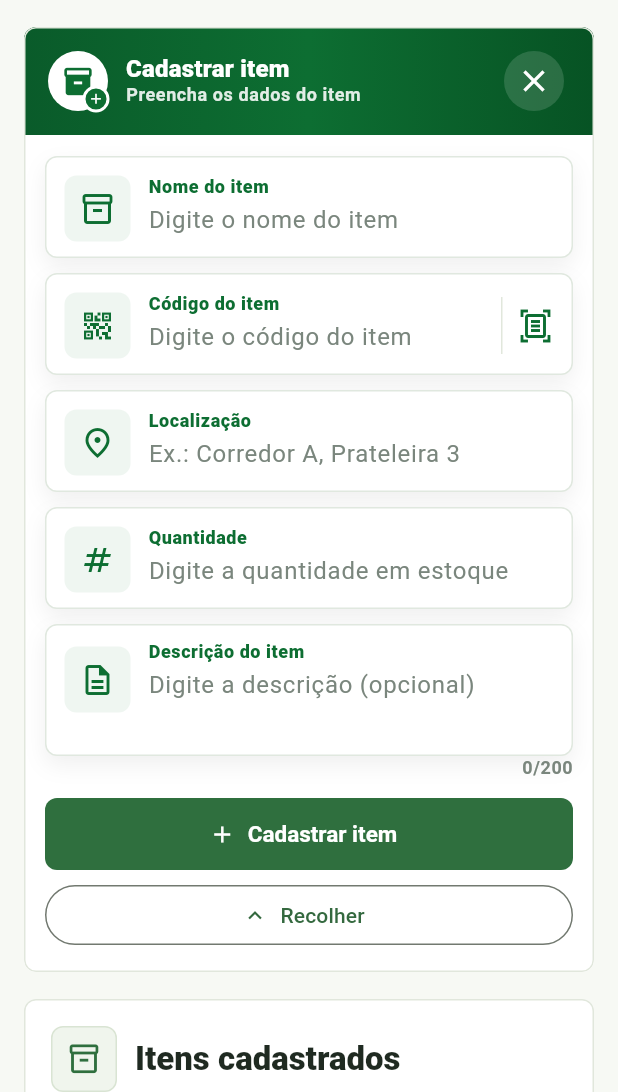
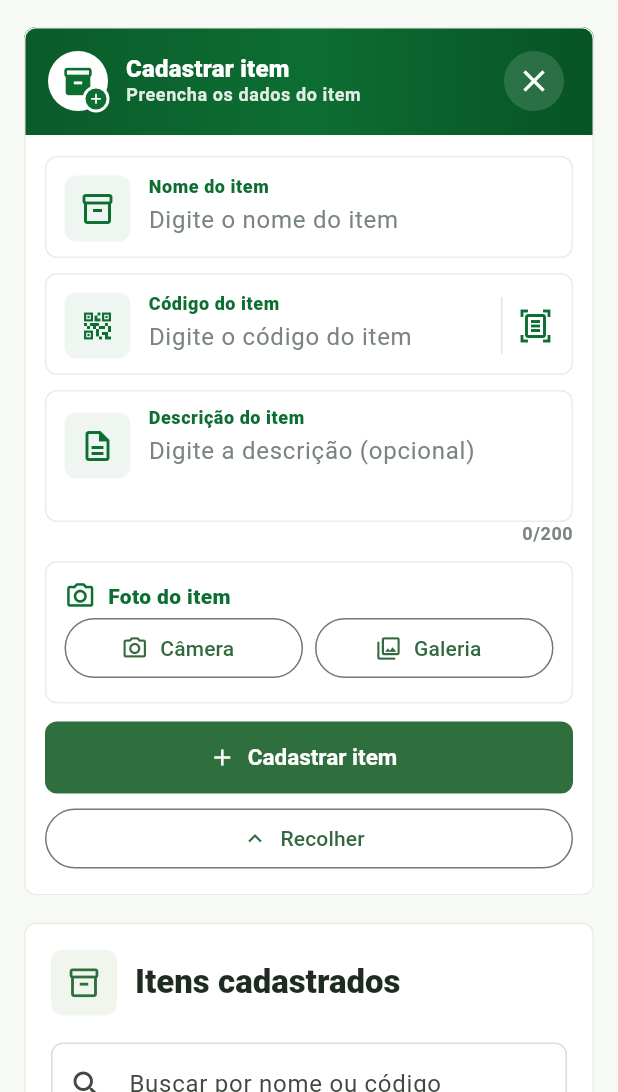
Before and after one commit to AdautoFurich/almoxarifado-melhoramentos-app, a Flutter app: the screen it shows after launch, after a tap on "Cadastrar item", on a phone screen of 412 x 824 dp, the part 144-1236 px from its top. Run offline on Flutter 3.47's test engine with Material 3 defaults, Android fonts, the phone set to English and light mode, and no system bars; our stand-ins replace image_picker.

Commit message:
Alteração visual

```diff
--- a/lib/main.dart
+++ b/lib/main.dart
@@ -38,7 +38,7 @@ class AlmoxarifadoApp extends StatelessWidget {
           margin: EdgeInsets.zero,
           shape: RoundedRectangleBorder(
             borderRadius: BorderRadius.circular(8),
-            side: const BorderSide(color: Color(0xFFE1E7DC)),
+            side: const BorderSide(color: Color(0xFFE8EDE5)),
           ),
         ),
         filledButtonTheme: FilledButtonThemeData(
@@ -64,11 +64,11 @@ class AlmoxarifadoApp extends StatelessWidget {
           ),
           border: OutlineInputBorder(
             borderRadius: BorderRadius.circular(8),
-            borderSide: const BorderSide(color: Color(0xFFC9D3C4)),
+            borderSide: const BorderSide(color: Color(0xFFD8E0D5)),
           ),
           enabledBorder: OutlineInputBorder(
             borderRadius: BorderRadius.circular(8),
-            borderSide: const BorderSide(color: Color(0xFFC9D3C4)),
+            borderSide: const BorderSide(color: Color(0xFFD8E0D5)),
           ),
           focusedBorder: OutlineInputBorder(
             borderRadius: BorderRadius.circular(8),
--- a/lib/models/inventory_item.dart
+++ b/lib/models/inventory_item.dart
@@ -3,8 +3,6 @@ class InventoryItem {
     required this.name,
     required this.code,
     this.description = '',
-    this.location = '',
-    this.quantity = 0,
     this.photoPath,
     this.history = const [],
   });
@@ -12,8 +10,6 @@ class InventoryItem {
   final String name;
   final String code;
   final String description;
-  final String location;
-  final int quantity;
   final String? photoPath;
   final List<String> history;
 }
--- a/lib/widgets/empty_state.dart
+++ b/lib/widgets/empty_state.dart
@@ -9,7 +9,6 @@ class EmptyState extends StatelessWidget {
       decoration: BoxDecoration(
         color: const Color(0xFFFBFCFA),
         borderRadius: BorderRadius.circular(8),
-        border: Border.all(color: const Color(0xFFE1E7DC)),
       ),
       child: Padding(
         padding: const EdgeInsets.symmetric(horizontal: 20, vertical: 28),
@@ -21,7 +20,6 @@ class EmptyState extends StatelessWidget {
               decoration: BoxDecoration(
                 color: const Color(0xFFF0F5ED),
                 borderRadius: BorderRadius.circular(8),
-                border: Border.all(color: const Color(0xFFD9E4D3)),
               ),
               child: const Icon(
                 Icons.search_off_outlined,
--- a/lib/widgets/inventory_list.dart
+++ b/lib/widgets/inventory_list.dart
@@ -81,7 +81,6 @@ class _InventoryListHeader extends StatelessWidget {
           decoration: BoxDecoration(
             color: const Color(0xFFF0F5ED),
             borderRadius: BorderRadius.circular(8),
-            border: Border.all(color: const Color(0xFFD9E4D3)),
           ),
           child: const Icon(
             Icons.inventory_2_outlined,
--- a/lib/widgets/item_form.dart
+++ b/lib/widgets/item_form.dart
@@ -1,5 +1,6 @@
+import 'dart:io';
+
 import 'package:flutter/material.dart';
-import 'package:flutter/services.dart';
 
 import '../utils/item_code_formatters.dart';
 
@@ -10,8 +11,10 @@ class ItemForm extends StatelessWidget {
     required this.nameController,
     required this.codeController,
     required this.descriptionController,
-    required this.locationController,
-    required this.quantityController,
+    required this.photoPath,
+    required this.onTakePhoto,
+    required this.onChoosePhoto,
+    required this.onRemovePhoto,
     required this.isCodeRegistered,
     required this.isEditing,
     required this.onCancelEditing,
@@ -22,8 +25,10 @@ class ItemForm extends StatelessWidget {
   final TextEditingController nameController;
   final TextEditingController codeController;
   final TextEditingController descriptionController;
-  final TextEditingController locationController;
-  final TextEditingController quantityController;
+  final String? photoPath;
+  final VoidCallback onTakePhoto;
+  final VoidCallback onChoosePhoto;
+  final VoidCallback onRemovePhoto;
   final bool Function(String code) isCodeRegistered;
   final bool isEditing;
   final VoidCallback onCancelEditing;
@@ -125,60 +130,6 @@ class ItemForm extends StatelessWidget {
                   ),
                   const SizedBox(height: 10),
                   _FormFieldShell(
-                    icon: Icons.place_outlined,
-                    child: TextFormField(
-                      controller: locationController,
-                      decoration: const InputDecoration(
-                        labelText: 'Localização',
-                        hintText: 'Ex.: Corredor A, Prateleira 3',
-                        border: InputBorder.none,
-                        enabledBorder: InputBorder.none,
-                        focusedBorder: InputBorder.none,
-                        errorBorder: InputBorder.none,
-                        focusedErrorBorder: InputBorder.none,
-                        filled: false,
-                        isDense: true,
-                        contentPadding: EdgeInsets.zero,
-                        floatingLabelBehavior: FloatingLabelBehavior.always,
-                        labelStyle: TextStyle(
-                          color: Color(0xFF0D6E32),
-                          fontWeight: FontWeight.w800,
-                        ),
-                        hintStyle: TextStyle(color: Color(0xFF7A867D)),
-                      ),
-                      textInputAction: TextInputAction.next,
-                    ),
-                  ),
-                  const SizedBox(height: 10),
-                  _FormFieldShell(
-                    icon: Icons.numbers_outlined,
-                    child: TextFormField(
-                      controller: quantityController,
-                      decoration: const InputDecoration(
-                        labelText: 'Quantidade',
-                        hintText: 'Digite a quantidade em estoque',
-                        border: InputBorder.none,
-                        enabledBorder: InputBorder.none,
-                        focusedBorder: InputBorder.none,
-                        errorBorder: InputBorder.none,
-                        focusedErrorBorder: InputBorder.none,
-                        filled: false,
-                        isDense: true,
-                        contentPadding: EdgeInsets.zero,
-                        floatingLabelBehavior: FloatingLabelBehavior.always,
-                        labelStyle: TextStyle(
-                          color: Color(0xFF0D6E32),
-                          fontWeight: FontWeight.w800,
-                        ),
-                        hintStyle: TextStyle(color: Color(0xFF7A867D)),
-                      ),
-                      inputFormatters: [FilteringTextInputFormatter.digitsOnly],
-                      keyboardType: TextInputType.number,
-                      textInputAction: TextInputAction.next,
-                    ),
-                  ),
-                  const SizedBox(height: 10),
-                  _FormFieldShell(
                     icon: Icons.description_outlined,
                     alignIconToTop: true,
                     child: TextFormField(
@@ -224,6 +175,13 @@ class ItemForm extends StatelessWidget {
                       },
                     ),
                   ),
+                  const SizedBox(height: 10),
+                  _PhotoPicker(
+                    photoPath: photoPath,
+                    onTakePhoto: onTakePhoto,
+                    onChoosePhoto: onChoosePhoto,
+                    onRemovePhoto: onRemovePhoto,
+                  ),
                   const SizedBox(height: 12),
                   FilledButton.icon(
                     onPressed: onSubmit,
@@ -243,6 +201,95 @@ class ItemForm extends StatelessWidget {
             ),
           ],
         ),
+      ),
+    );
+  }
+}
+
+class _PhotoPicker extends StatelessWidget {
+  const _PhotoPicker({
+    required this.photoPath,
+    required this.onTakePhoto,
+    required this.onChoosePhoto,
+    required this.onRemovePhoto,
+  });
+
+  final String? photoPath;
+  final VoidCallback onTakePhoto;
+  final VoidCallback onChoosePhoto;
+  final VoidCallback onRemovePhoto;
+
+  @override
+  Widget build(BuildContext context) {
+    final hasPhoto = photoPath != null && File(photoPath!).existsSync();
+
+    return Container(
+      padding: const EdgeInsets.all(12),
+      decoration: BoxDecoration(
+        color: Colors.white,
+        borderRadius: BorderRadius.circular(8),
+        border: Border.all(color: const Color(0xFFE8EDE5)),
+      ),
+      child: Column(
+        crossAxisAlignment: CrossAxisAlignment.stretch,
+        children: [
+          Row(
+            children: [
+              const Icon(
+                Icons.photo_camera_outlined,
+                color: Color(0xFF0D6E32),
+                size: 21,
+              ),
+              const SizedBox(width: 8),
+              Text(
+                'Foto do item',
+                style: Theme.of(context).textTheme.bodyMedium?.copyWith(
+                  color: const Color(0xFF0D6E32),
+                  fontWeight: FontWeight.w800,
+                ),
+              ),
+              const Spacer(),
+              if (hasPhoto)
+                IconButton(
+                  tooltip: 'Remover foto',
+                  onPressed: onRemovePhoto,
+                  icon: const Icon(Icons.delete_outline),
+                  color: const Color(0xFF9B2C2C),
+                ),
+            ],
+          ),
+          if (hasPhoto) ...[
+            ClipRRect(
+              borderRadius: BorderRadius.circular(8),
+              child: Image.file(
+                File(photoPath!),
+                height: 150,
+                width: double.infinity,
+                fit: BoxFit.cover,
+              ),
+            ),
+            const SizedBox(height: 10),
+          ],
+          Row(
+            children: [
+              Expanded(
+                child: OutlinedButton.icon(
+                  onPressed: onTakePhoto,
+                  icon: const Icon(Icons.camera_alt_outlined),
+                  label: const Text('Câmera'),
+                ),
+              ),
+              const SizedBox(width: 8),
+              Expanded(
+                child: OutlinedButton.icon(
+                  onPressed: onChoosePhoto,
+                  icon: const Icon(Icons.photo_library_outlined),
+                  label: const Text('Galeria'),
+                ),
+              ),
+            ],
+          ),
+        ],
       ),
     );
   }
@@ -371,14 +418,7 @@ class _FormFieldShell extends StatelessWidget {
       decoration: BoxDecoration(
         color: Colors.white,
         borderRadius: BorderRadius.circular(8),
-        border: Border.all(color: const Color(0xFFE0E8DF)),
-        boxShadow: [
-          BoxShadow(
-            color: Colors.black.withValues(alpha: 0.06),
-            blurRadius: 12,
-            offset: const Offset(0, 6),
-          ),
-        ],
+        border: Border.all(color: const Color(0xFFE8EDE5)),
       ),
       child: Row(
         crossAxisAlignment: alignIconToTop
--- a/pubspec.yaml
+++ b/pubspec.yaml
@@ -34,6 +34,8 @@ dependencies:
   # The following adds the Cupertino Icons font to your application.
   # Use with the CupertinoIcons class for iOS style icons.
   cupertino_icons: ^1.0.8
+  image_picker: ^1.2.2
+  path_provider: ^2.1.6
 
 dev_dependencies:
   flutter_test:
```
Also changed, not shown: lib/screens/inventory_home_page.dart (+88 -31 lines), lib/screens/item_details_page.dart (+11 -21 lines), lib/services/item_photo_service.dart (added, +55 -0 lines), lib/widgets/inventory_item_tile.dart (+49 -29 lines), pubspec.lock, 7 other files.
